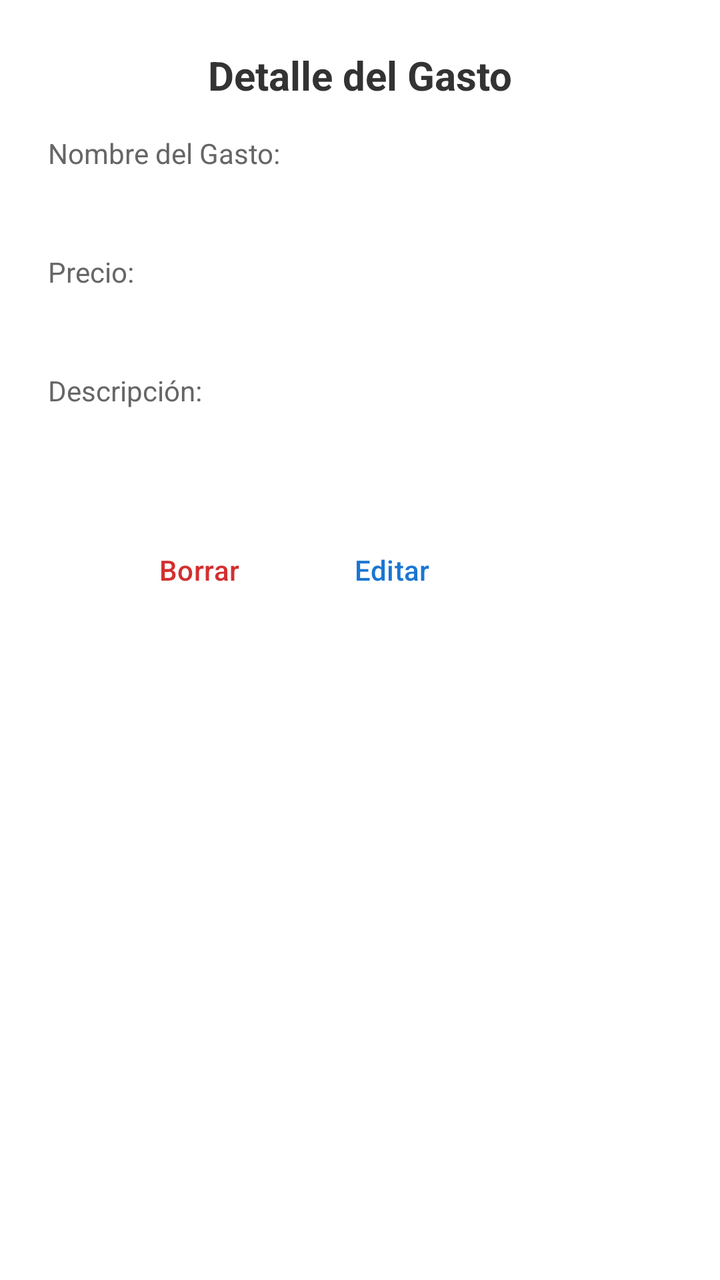
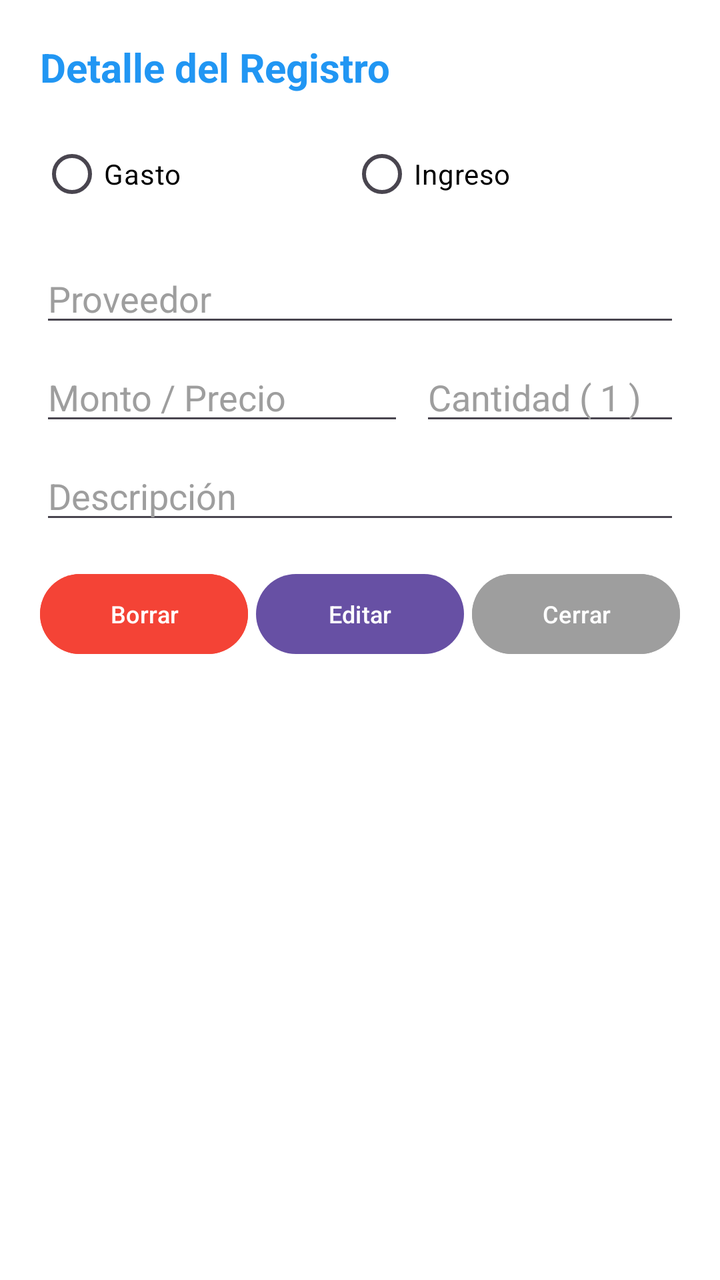

Screens rendered from an Android XML layout before and after an edit, with the pre-edit source and the edit as a unified diff.
<!-- AndroidManifest.xml: application theme Theme.LGW -->
<!-- res/layout/dialog_detalle_gasto.xml -->
<?xml version="1.0" encoding="utf-8"?>
<LinearLayout xmlns:android="http://schemas.android.com/apk/res/android"
              android:layout_width="match_parent"
              android:layout_height="wrap_content"
              android:orientation="vertical"
              android:padding="24dp"
              android:background="#FFFFFF">

    <TextView
            android:layout_width="match_parent"
            android:layout_height="wrap_content"
            android:text="Detalle del Gasto"
            android:textSize="20sp"
            android:textStyle="bold"
            android:textColor="#333333"
            android:gravity="center"
            android:layout_marginBottom="16dp"/>

    <TextView
            android:layout_width="wrap_content"
            android:layout_height="wrap_content"
            android:text="Nombre del Gasto:"
            android:textColor="#666666"
            android:textSize="14sp"/>
    <EditText
            android:id="@+id/etDetalleNombre"
            android:layout_width="match_parent"
            android:layout_height="wrap_content"
            android:background="@null"
            android:textColor="#000000"
            android:textSize="18sp"
            android:paddingBottom="8dp"
            android:focusable="false"
            android:focusableInTouchMode="false"/>

    <TextView
            android:layout_width="wrap_content"
            android:layout_height="wrap_content"
            android:text="Precio:"
            android:textColor="#666666"
            android:textSize="14sp"
            android:layout_marginTop="8dp"/>
    <EditText
            android:id="@+id/etDetallePrecio"
            android:layout_width="match_parent"
            android:layout_height="wrap_content"
            android:background="@null"
            android:textColor="#000000"
            android:textSize="18sp"
            android:inputType="numberDecimal"
            android:paddingBottom="8dp"
            android:focusable="false"
            android:focusableInTouchMode="false"/>

    <TextView
            android:layout_width="wrap_content"
            android:layout_height="wrap_content"
            android:text="Descripción:"
            android:textColor="#666666"
            android:textSize="14sp"
            android:layout_marginTop="8dp"/>
    <EditText
            android:id="@+id/etDetalleDescripcion"
            android:layout_width="match_parent"
            android:layout_height="wrap_content"
            android:background="@null"
            android:textColor="#000000"
            android:textSize="18sp"
            android:paddingBottom="8dp"
            android:focusable="false"
            android:focusableInTouchMode="false"/>

    <LinearLayout
            android:layout_width="match_parent"
            android:layout_height="wrap_content"
            android:orientation="horizontal"
            android:layout_marginTop="24dp"
            android:gravity="end">

        <Button
                android:id="@+id/btnDetalleBorrar"
                android:layout_width="wrap_content"
                android:layout_height="wrap_content"
                android:text="Borrar"
                android:textColor="#D32F2F"
                android:background="#00000000"
                android:layout_marginEnd="8dp"/>

        <Button
                android:id="@+id/btnDetalleEditar"
                android:layout_width="wrap_content"
                android:layout_height="wrap_content"
                android:text="Editar"
                android:textColor="#1976D2"
                android:background="#00000000"
                android:layout_marginEnd="8dp"/>

        <Button
                android:id="@+id/btnDetalleGuardar"
                android:layout_width="wrap_content"
                android:layout_height="wrap_content"
                android:text="Guardar"
                android:textColor="#388E3C"
                android:background="#00000000"
                android:visibility="gone"
                android:layout_marginEnd="8dp"/>

        <Button
                android:id="@+id/btnDetalleCerrar"
                android:layout_width="wrap_content"
                android:layout_height="wrap_content"
                android:text="Cerrar"
                android:background="#00000000" />

    </LinearLayout>
</LinearLayout>
<!-- resources referenced by this layout -->
<resources>
  <style name="Theme.LGW" parent="Base.Theme.LGW" />
  <style name="Base.Theme.LGW" parent="Theme.Material3.DayNight.NoActionBar">
          
          
      </style>
</resources>

<!-- the commit's change to res/layout/dialog_detalle_gasto.xml (unified diff, before → after) -->
@@ -1,116 +1,155 @@
 <?xml version="1.0" encoding="utf-8"?>
-<LinearLayout xmlns:android="http://schemas.android.com/apk/res/android"
-              android:layout_width="match_parent"
-              android:layout_height="wrap_content"
-              android:orientation="vertical"
-              android:padding="24dp"
-              android:background="#FFFFFF">
-
-    <TextView
+<ScrollView xmlns:android="http://schemas.android.com/apk/res/android"
             android:layout_width="match_parent"
             android:layout_height="wrap_content"
-            android:text="Detalle del Gasto"
-            android:textSize="20sp"
-            android:textStyle="bold"
-            android:textColor="#333333"
-            android:gravity="center"
-            android:layout_marginBottom="16dp"/>
-
-    <TextView
-            android:layout_width="wrap_content"
-            android:layout_height="wrap_content"
-            android:text="Nombre del Gasto:"
-            android:textColor="#666666"
-            android:textSize="14sp"/>
-    <EditText
-            android:id="@+id/etDetalleNombre"
-            android:layout_width="match_parent"
-            android:layout_height="wrap_content"
-            android:background="@null"
-            android:textColor="#000000"
-            android:textSize="18sp"
-            android:paddingBottom="8dp"
-            android:focusable="false"
-            android:focusableInTouchMode="false"/>
-
-    <TextView
-            android:layout_width="wrap_content"
-            android:layout_height="wrap_content"
-            android:text="Precio:"
-            android:textColor="#666666"
-            android:textSize="14sp"
-            android:layout_marginTop="8dp"/>
-    <EditText
-            android:id="@+id/etDetallePrecio"
-            android:layout_width="match_parent"
-            android:layout_height="wrap_content"
-            android:background="@null"
-            android:textColor="#000000"
-            android:textSize="18sp"
-            android:inputType="numberDecimal"
-            android:paddingBottom="8dp"
-            android:focusable="false"
-            android:focusableInTouchMode="false"/>
-
-    <TextView
-            android:layout_width="wrap_content"
-            android:layout_height="wrap_content"
-            android:text="Descripción:"
-            android:textColor="#666666"
-            android:textSize="14sp"
-            android:layout_marginTop="8dp"/>
-    <EditText
-            android:id="@+id/etDetalleDescripcion"
-            android:layout_width="match_parent"
-            android:layout_height="wrap_content"
-            android:background="@null"
-            android:textColor="#000000"
-            android:textSize="18sp"
-            android:paddingBottom="8dp"
-            android:focusable="false"
-            android:focusableInTouchMode="false"/>
+            android:background="@android:color/white"
+            android:padding="20dp">
 
     <LinearLayout
             android:layout_width="match_parent"
             android:layout_height="wrap_content"
-            android:orientation="horizontal"
-            android:layout_marginTop="24dp"
-            android:gravity="end">
+            android:orientation="vertical">
 
-        <Button
-                android:id="@+id/btnDetalleBorrar"
-                android:layout_width="wrap_content"
+        <TextView
+                android:layout_width="match_parent"
                 android:layout_height="wrap_content"
-                android:text="Borrar"
-                android:textColor="#D32F2F"
-                android:background="#00000000"
-                android:layout_marginEnd="8dp"/>
+                android:text="Detalle del Registro"
+                android:textColor="#2196F3"
+                android:textSize="20sp"
+                android:textStyle="bold"
+                android:layout_marginBottom="16dp"/>
 
-        <Button
-                android:id="@+id/btnDetalleEditar"
-                android:layout_width="wrap_content"
+        <RadioGroup
+                android:id="@+id/rgDetalleTipoTransaccion"
+                android:layout_width="match_parent"
                 android:layout_height="wrap_content"
-                android:text="Editar"
-                android:textColor="#1976D2"
-                android:background="#00000000"
-                android:layout_marginEnd="8dp"/>
+                android:orientation="horizontal"
+                android:layout_marginBottom="16dp">
 
-        <Button
-                android:id="@+id/btnDetalleGuardar"
-                android:layout_width="wrap_content"
+            <RadioButton
+                    android:id="@+id/rbDetalleCompra"
+                    android:layout_width="wrap_content"
+                    android:layout_height="wrap_content"
+                    android:text="Gasto"
+                    android:clickable="false"
+                    android:focusable="false"
+                    android:textColor="#000000"
+                    android:layout_weight="1"/>
+
+            <RadioButton
+                    android:id="@+id/rbDetalleVenta"
+                    android:layout_width="wrap_content"
+                    android:layout_height="wrap_content"
+                    android:text="Ingreso"
+                    android:clickable="false"
+                    android:focusable="false"
+                    android:textColor="#000000"
+                    android:layout_weight="1"/>
+        </RadioGroup>
+
+        <EditText
+                android:id="@+id/etDetalleNombre"
+                android:layout_width="match_parent"
                 android:layout_height="wrap_content"
-                android:text="Guardar"
-                android:textColor="#388E3C"
-                android:background="#00000000"
-                android:visibility="gone"
-                android:layout_marginEnd="8dp"/>
+                android:hint="Proveedor"
+                android:textColorHint="#9E9E9E"
+                android:focusable="false"
+                android:textColor="#000000"
+                android:layout_marginBottom="8dp"/>
 
-        <Button
-                android:id="@+id/btnDetalleCerrar"
-                android:layout_width="wrap_content"
+        <LinearLayout
+                android:layout_width="match_parent"
                 android:layout_height="wrap_content"
-                android:text="Cerrar"
-                android:background="#00000000" />
+                android:orientation="horizontal"
+                android:layout_marginBottom="8dp">
 
+            <EditText
+                    android:id="@+id/etDetallePrecio"
+                    android:layout_width="0dp"
+                    android:layout_weight="1"
+                    android:layout_height="wrap_content"
+                    android:hint="Monto / Precio"
+                    android:textColorHint="#9E9E9E"
+                    android:inputType="numberDecimal"
+                    android:focusable="false"
+                    android:textColor="#000000"/>
+
+            <EditText
+                    android:id="@+id/etDetalleCantidad"
+                    android:layout_width="130dp"
+                    android:layout_height="wrap_content"
+                    android:hint="Cantidad ( 1 )"
+                    android:textColorHint="#9E9E9E"
+                    android:inputType="number"
+                    android:focusable="false"
+                    android:textColor="#000000"
+                    android:layout_marginStart="8dp"/>
+        </LinearLayout>
+
+        <EditText
+                android:id="@+id/etDetalleDescripcion"
+                android:layout_width="match_parent"
+                android:layout_height="wrap_content"
+                android:hint="Descripción"
+                android:textColorHint="#9E9E9E"
+                android:focusable="false"
+                android:textColor="#000000"
+                android:layout_marginBottom="16dp"/>
+
+        <LinearLayout
+                android:layout_width="match_parent"
+                android:layout_height="wrap_content"
+                android:orientation="horizontal">
+
+            <Button
+                    android:id="@+id/btnDetalleBorrar"
+                    android:layout_width="0dp"
+                    android:layout_height="wrap_content"
+                    android:layout_weight="1"
+                    android:text="Borrar"
+                    android:maxLines="1"
+                    android:padding="4dp"
+                    android:backgroundTint="#F44336"
+                    android:textColor="#FFFFFF"
+                    android:layout_marginEnd="4dp"
+                    android:textSize="12sp"/>
+
+            <Button
+                    android:id="@+id/btnDetalleEditar"
+                    android:layout_width="0dp"
+                    android:layout_height="wrap_content"
+                    android:layout_weight="1"
+                    android:text="Editar"
+                    android:maxLines="1"
+                    android:padding="4dp"
+                    android:layout_marginEnd="4dp"
+                    android:textSize="12sp"/>
+
+            <Button
+                    android:id="@+id/btnDetalleGuardar"
+                    android:layout_width="0dp"
+                    android:layout_height="wrap_content"
+                    android:layout_weight="1"
+                    android:text="Guardar"
+                    android:maxLines="1"
+                    android:padding="4dp"
+                    android:visibility="gone"
+                    android:backgroundTint="#4CAF50"
+                    android:textColor="#FFFFFF"
+                    android:layout_marginEnd="4dp"
+                    android:textSize="12sp"/>
+
+            <Button
+                    android:id="@+id/btnDetalleCerrar"
+                    android:layout_width="0dp"
+                    android:layout_height="wrap_content"
+                    android:layout_weight="1"
+                    android:text="Cerrar"
+                    android:maxLines="1"
+                    android:padding="4dp"
+                    android:backgroundTint="#9E9E9E"
+                    android:textColor="#FFFFFF"
+                    android:textSize="12sp"/>
+        </LinearLayout>
     </LinearLayout>
-</LinearLayout>
+</ScrollView>
